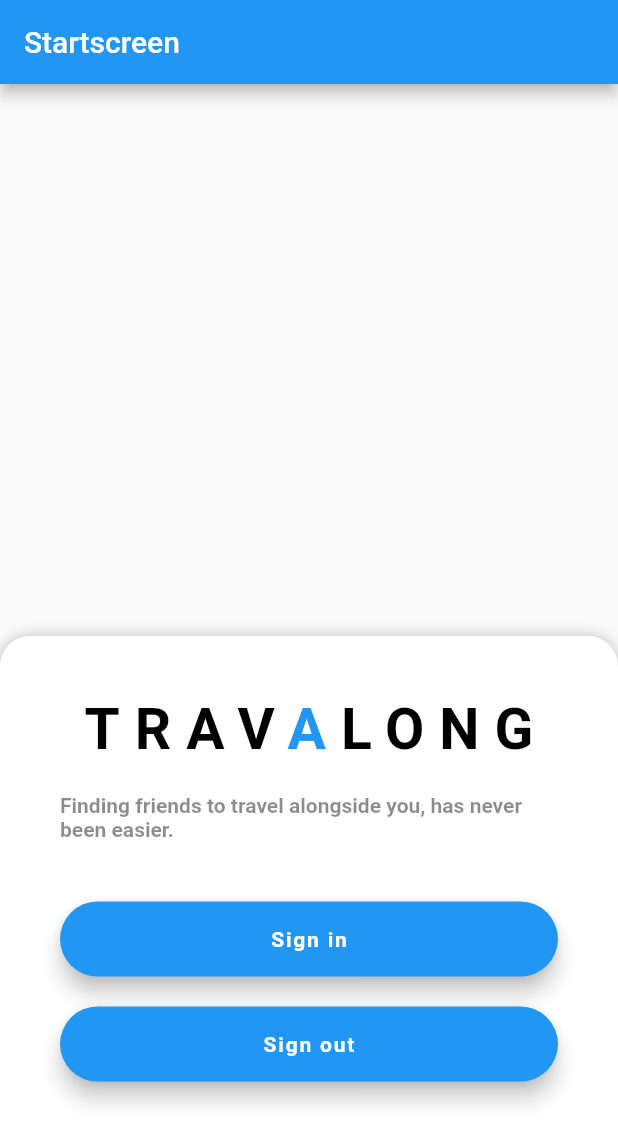
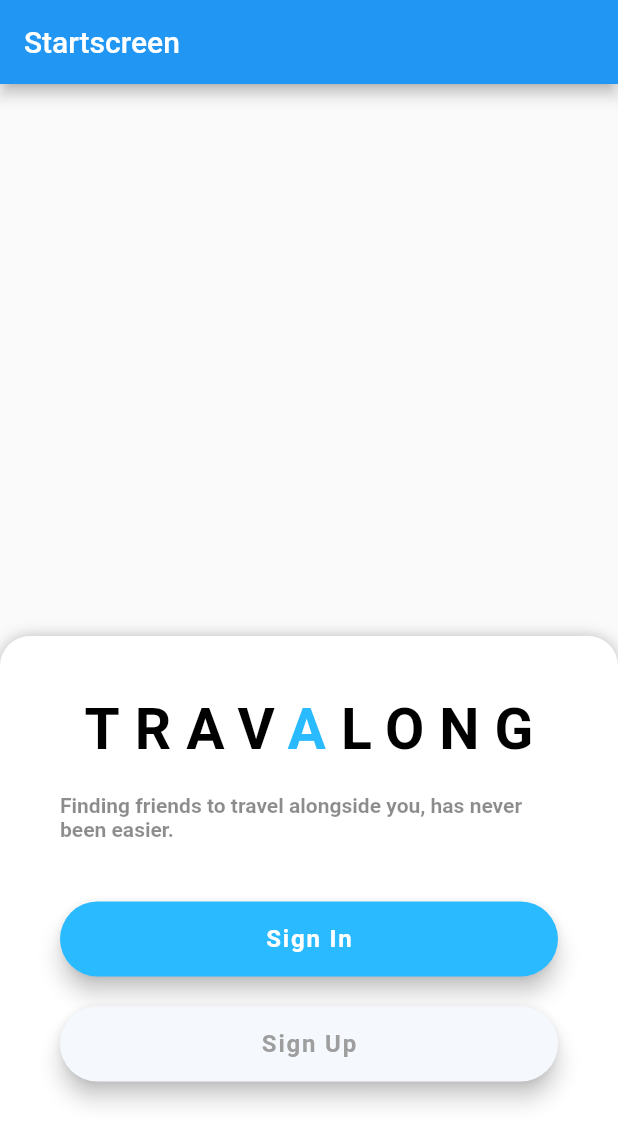
Before and after one commit to MrClue/travalong, a Flutter app: the screen it shows after launch, on a phone screen of 412 x 824 dp. Shown: the top 1144 px of the screen. Run offline on Flutter 3.47's test engine with Material 2 defaults, Android fonts, the phone set to English and light mode, and no system bars; drawn by our look-alikes of sliding_up_panel.

Commit message:
Added UI for start, sign in and sign up

```diff
--- a/lib/presentation/screens/start_screen.dart
+++ b/lib/presentation/screens/start_screen.dart
@@ -1,4 +1,5 @@
 import 'package:flutter/material.dart';
+import 'package:flutter/cupertino.dart';
 
 import '../widgets/molecules/slideupWidget.dart';
 
--- a/lib/presentation/widgets/atoms/clickable_button.dart
+++ /dev/null
@@ -1,25 +0,0 @@
-import 'package:flutter/material.dart';
-
-class ClickButton extends StatelessWidget {
-  final String text;
-
-  const ClickButton({Key? key, required this.text}) : super(key: key);
-
-  @override
-  Widget build(BuildContext context) => SizedBox(
-    width: 400,
-    height: 50,
-    child: FloatingActionButton.extended(
-      onPressed: () {
-        // Add your onPressed code here!
-      },
-      label:Text(text,
-        style: const TextStyle(
-          fontSize: 14,
-          fontWeight: FontWeight.bold,
-        ),
-      ),
-    ),
-  );
-
-}
--- a/lib/presentation/widgets/atoms/travalong_title.dart
+++ b/lib/presentation/widgets/atoms/travalong_title.dart
@@ -1,20 +1,21 @@
 import 'package:flutter/material.dart';
 
 class TravalongTitle extends StatelessWidget {
-  const TravalongTitle({super.key});
+  TravalongTitle({super.key});
 
+  Color buttonColor = Color(0xFF2ABAFF);
 
   @override
   Widget build(BuildContext context) =>
       RichText(
-        text: const TextSpan(text:'TRAV',
+        text: TextSpan(text:'TRAV',
           style: TextStyle(
             color:Colors.black,fontSize:38,fontWeight:FontWeight.bold,
           letterSpacing: 10),
           children: <TextSpan>[
             TextSpan(text: 'A',
                 style: TextStyle(
-                    color:Colors.blue,fontSize:38,fontWeight:FontWeight.bold,
+                    color:buttonColor,fontSize:38,fontWeight:FontWeight.bold,
                     letterSpacing: 10)),
             TextSpan(text: 'LONG',
                 style: TextStyle(
--- a/lib/presentation/widgets/molecules/slideupWidget.dart
+++ b/lib/presentation/widgets/molecules/slideupWidget.dart
@@ -1,12 +1,17 @@
 import 'package:flutter/material.dart';
+import 'package:flutter/cupertino.dart';
 import 'package:sliding_up_panel/sliding_up_panel.dart';
-import 'package:travalong/presentation/widgets/atoms/clickable_button.dart';
+import 'package:travalong/presentation/screens/signin_screen.dart';
+import 'package:travalong/presentation/screens/signup_screen.dart';
 
 import '../atoms/subtext.dart';
 import '../atoms/travalong_title.dart';
 
 class SlideUpWidget extends StatelessWidget {
-  const SlideUpWidget({super.key});
+  SlideUpWidget({super.key});
+
+  Color textFieldFormColor = Color(0xFFF5F8FD);
+  Color buttonColor = Color(0xFF2ABAFF);
 
   @override
   Widget build(BuildContext context) => SlidingUpPanel(
@@ -16,14 +21,52 @@ class SlideUpWidget extends StatelessWidget {
       alignment: Alignment.topCenter,
       padding: const EdgeInsets.all(40.0),
       child: Column(
-        children: const [
+        children: [
           TravalongTitle(),
           SizedBox(height: 20),
           Subtext(text: "Finding friends to travel alongside you, has never been easier."),
           SizedBox(height: 40),
-          ClickButton(text: "Sign in"),
+          SizedBox(
+            width: 400,
+            height: 50,
+            child: FloatingActionButton.extended(
+              backgroundColor: buttonColor,
+              onPressed:(){
+                Navigator.push(
+                  context,
+                  MaterialPageRoute(builder: (context) => SignInScreen()),
+                );
+              },
+              label: Text("Sign In",
+                style: const TextStyle(
+                  fontSize: 16,
+                  fontWeight: FontWeight.bold,
+                  color: Colors.white,
+                ),
+              ),
+            ),
+          ),
           SizedBox(height: 20),
-          ClickButton(text: "Sign out"),
+          SizedBox(
+            width: 400,
+            height: 50,
+            child: FloatingActionButton.extended(
+              backgroundColor: textFieldFormColor,
+              onPressed:(){
+                Navigator.push(
+                  context,
+                  MaterialPageRoute(builder: (context) => SignUpScreen()),
+                );
+              },
+              label: Text("Sign Up",
+                style: const TextStyle(
+                  fontSize: 16,
+                  fontWeight: FontWeight.bold,
+                  color: Colors.grey,
+                ),
+              ),
+            ),
+          ),
         ],
       )
     ),
@@ -37,7 +80,6 @@ class SlideUpWidget extends StatelessWidget {
     maxHeight: 400,
     isDraggable: false,
     body: const Center(
-      child: Text("This is the Widget behind the sliding panel"),
     ),
 
 
```
Also changed, not shown: lib/presentation/screens/signin_screen.dart (+174 -0 lines), lib/presentation/screens/signup_screen.dart (+225 -0 lines).
